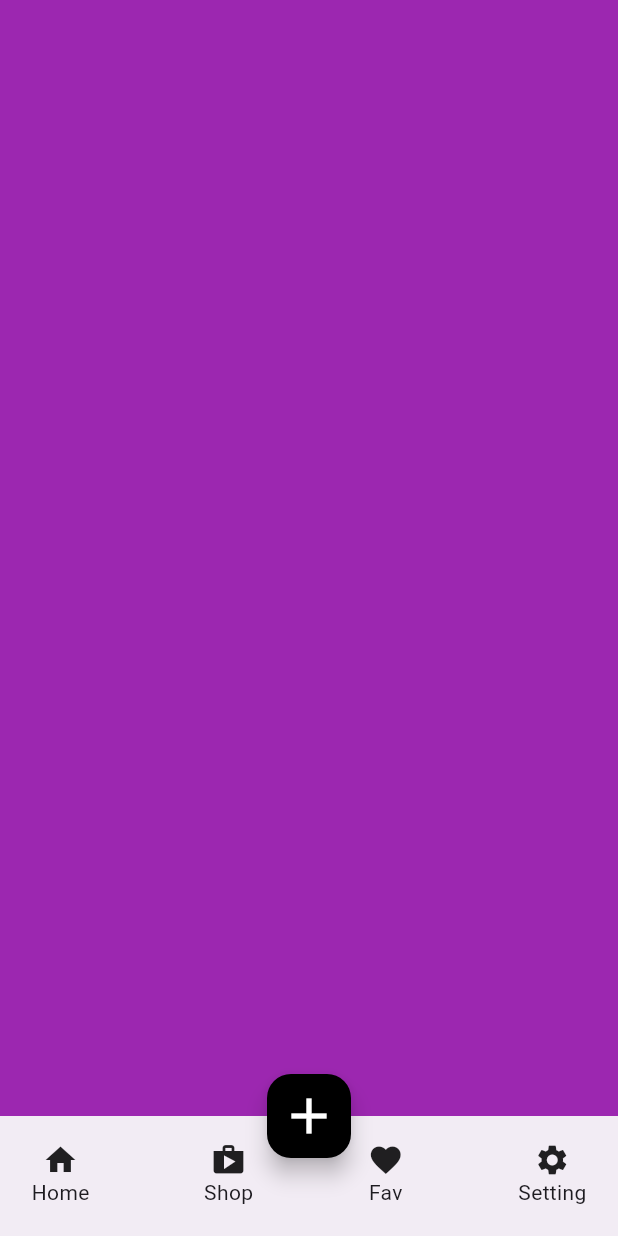
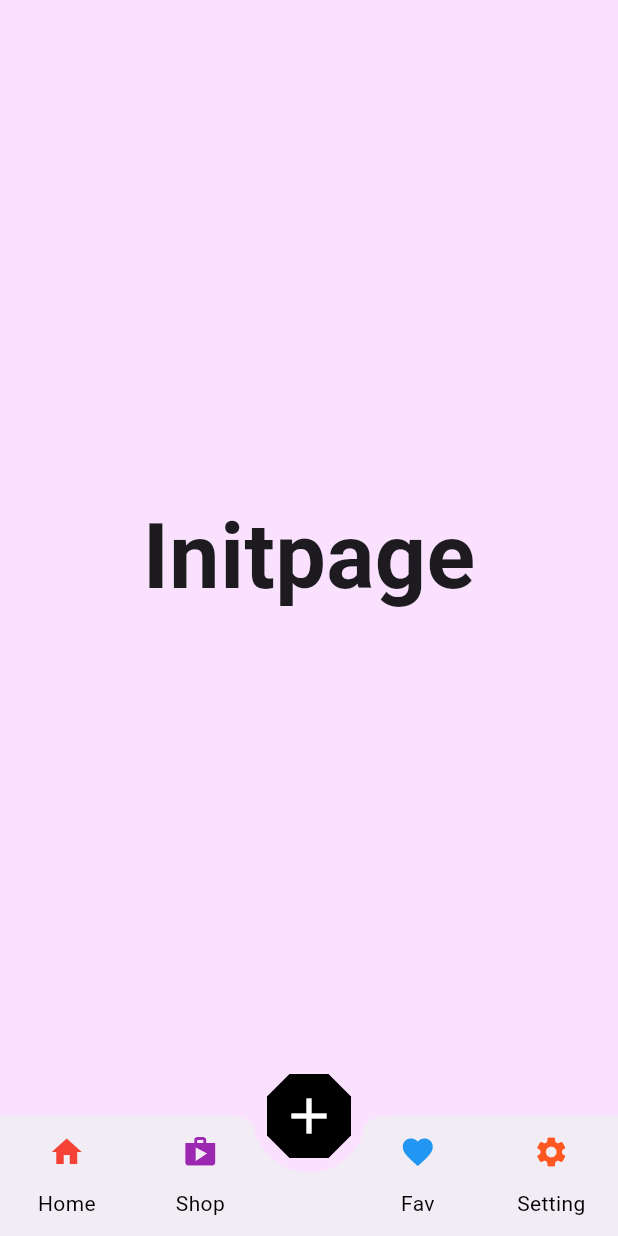
Before and after one commit to Roshan-Barkane/flutter_widgets_of_the_day, a Flutter app: the screen it shows after launch, on a phone screen of 412 x 824 dp. Run offline on Flutter 3.47's test engine with Material 3 defaults, Android fonts, the phone set to English and light mode, and no system bars.

Commit message:
successfull learn floating action button

```diff
--- a/lib/pages/floatactionbutton.dart
+++ b/lib/pages/floatactionbutton.dart
@@ -10,8 +10,8 @@ class FloatingActionButtonWidget extends StatefulWidget {
 
 class _FloatingActionButtonWidgetState
     extends State<FloatingActionButtonWidget> {
-  Color _color = new Color.fromARGB(255, 156, 39, 176);
-
+  Color _color = Color.fromARGB(255, 250, 226, 254);
+  var _text = "Initpage";
   @override
   Widget build(BuildContext context) {
     return Scaffold(
@@ -20,17 +20,17 @@ class _FloatingActionButtonWidgetState
       floatingActionButton: FloatingActionButton(
         backgroundColor: Colors.black,
         foregroundColor: Colors.white,
-        /* elevation: 0,
+        elevation: 0,
         shape: const BeveledRectangleBorder(
           borderRadius: BorderRadius.all(
-            Radius.circular(20),
+            Radius.circular(15),
           ),
-          side: BorderSide(
+          /* side: BorderSide(
             color: Colors.cyan,
             width: 2,
             style: BorderStyle.solid,
-          ),
-        ),*/
+          ),*/
+        ),
         // mini: true,
         child: const Icon(
           Icons.add,
@@ -38,72 +38,121 @@ class _FloatingActionButtonWidgetState
         ),
         onPressed: () {
           setState(() {
-            if (_color == Colors.purple) {
+            if (_color != Colors.yellow) {
               _color = Colors.yellow;
-            } else {
-              _color = Colors.purple;
             }
           });
         },
       ),
-      bottomNavigationBar: const BottomAppBar(
+      bottomNavigationBar: BottomAppBar(
+        padding: EdgeInsets.only(bottom: 10),
+        notchMargin: 10.0,
+        shape: const CircularNotchedRectangle(),
         child: Row(
-          mainAxisAlignment: MainAxisAlignment.spaceBetween,
+          mainAxisAlignment: MainAxisAlignment.spaceAround,
           mainAxisSize: MainAxisSize.max,
           children: [
-            Padding(
-              padding: EdgeInsets.all(5.0),
-              child: Column(
-                children: [
-                  Icon(
+            Column(
+              children: [
+                IconButton(
+                  onPressed: () {
+                    setState(() {
+                      if (_color != Colors.red) {
+                        _color = Colors.red;
+                        _text = "Home Page";
+                      }
+                    });
+                  },
+                  icon: const Icon(
                     Icons.home,
+                    color: Colors.red,
                   ),
-                  Text(
-                    "Home",
-                  )
-                ],
-              ),
+                ),
+                const Text(
+                  "Home",
+                  style: TextStyle(color: Colors.black),
+                )
+              ],
             ),
-            Padding(
-              padding: EdgeInsets.all(5.0),
-              child: Column(
-                children: [
-                  Icon(
+            Column(
+              children: [
+                IconButton(
+                  onPressed: () {
+                    setState(() {
+                      if (_color != Colors.purple) {
+                        _color = Colors.purple;
+                        _text = "Shoping Page";
+                      }
+                    });
+                  },
+                  icon: const Icon(
                     Icons.shop,
+                    color: Colors.purple,
                   ),
-                  Text(
-                    "Shop",
-                  )
-                ],
-              ),
+                ),
+                const Text(
+                  "Shop",
+                  style: TextStyle(color: Colors.black),
+                )
+              ],
             ),
-            Padding(
-              padding: EdgeInsets.all(5.0),
-              child: Column(
-                children: [
-                  Icon(
+            const SizedBox(
+              width: 15,
+            ),
+            Column(
+              children: [
+                IconButton(
+                  onPressed: () {
+                    setState(() {
+                      if (_color != Colors.blue) {
+                        _color = Colors.blue;
+                        _text = "Favirate Page";
+                      }
+                    });
+                  },
+                  icon: const Icon(
                     Icons.favorite,
+                    color: Colors.blue,
                   ),
-                  Text(
-                    "Fav",
-                  )
-                ],
-              ),
+                ),
+                const Text(
+                  "Fav",
+                  style: TextStyle(color: Colors.black),
+                )
+              ],
             ),
-            Padding(
-              padding: EdgeInsets.all(5.0),
-              child: Column(
-                children: [
-                  Icon(
+            Column(
+              children: [
+                IconButton(
+                  onPressed: () {
+                    setState(() {
+                      if (_color != Colors.deepOrange) {
+                        _color = Colors.deepOrange;
+                        _text = "Setting Page";
+                      }
+                    });
+                  },
+                  icon: const Icon(
                     Icons.settings,
+                    color: Colors.deepOrange,
                   ),
-                  Text(
-                    "Setting",
-                  )
-                ],
-              ),
+                ),
+                const Text(
+                  "Setting",
+                  style: TextStyle(color: Colors.black),
+                )
+              ],
             )
           ],
+        ),
+      ),
+      body: Center(
+        child: Text(
+          _text,
+          style: const TextStyle(
+            fontSize: 60,
+            fontWeight: FontWeight.bold,
+          ),
         ),
       ),
     );
```
